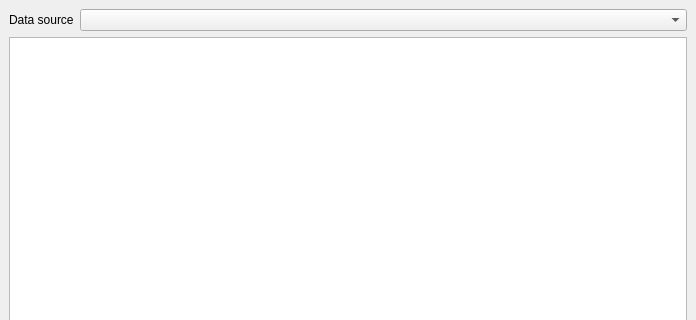
rock-core/tools-roby, file lib/roby/log/gui/relations.ui: the form before one commit; both pictures show x 0 to 696 and y 0 to 320 of the 696 by 525 pixel window.
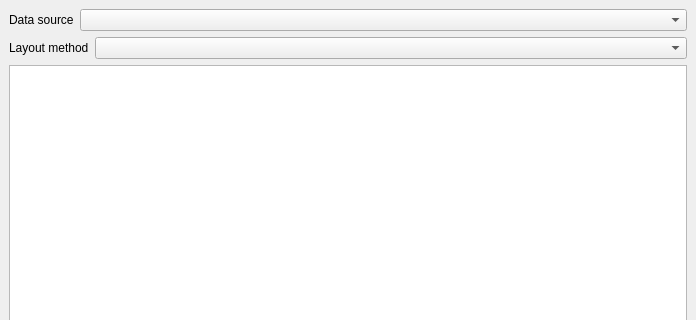
The form after the commit.

Commit message: [log] more relation display fixes   Allow to change the layout method, and provide an "auto" method. We use   "circo" to render graphs with both task and event relations, use "dot" with a   LR layout to render event graphs and "dot" in TB layout to render task graphs

Patch:
```diff
--- a/lib/roby/log/gui/relations.ui
+++ b/lib/roby/log/gui/relations.ui
@@ -20,14 +20,26 @@
     <number>6</number>
    </property>
    <item>
-    <layout class="QHBoxLayout" >
+    <layout class="QGridLayout" >
      <property name="margin" >
       <number>0</number>
      </property>
      <property name="spacing" >
       <number>6</number>
      </property>
-     <item>
+     <item row="1" column="2" >
+      <widget class="QComboBox" name="layout_method" >
+       <property name="sizePolicy" >
+        <sizepolicy>
+         <hsizetype>3</hsizetype>
+         <vsizetype>0</vsizetype>
+         <horstretch>0</horstretch>
+         <verstretch>0</verstretch>
+        </sizepolicy>
+       </property>
+      </widget>
+     </item>
+     <item row="0" column="0" >
       <widget class="QLabel" name="label" >
        <property name="sizePolicy" >
         <sizepolicy>
@@ -42,7 +54,7 @@
        </property>
       </widget>
      </item>
-     <item>
+     <item row="0" column="1" colspan="2" >
       <widget class="QComboBox" name="source" >
        <property name="sizePolicy" >
         <sizepolicy>
@@ -54,6 +66,21 @@
        </property>
       </widget>
      </item>
+     <item row="1" column="0" colspan="2" >
+      <widget class="QLabel" name="label_2" >
+       <property name="sizePolicy" >
+        <sizepolicy>
+         <hsizetype>1</hsizetype>
+         <vsizetype>5</vsizetype>
+         <horstretch>0</horstretch>
+         <verstretch>0</verstretch>
+        </sizepolicy>
+       </property>
+       <property name="text" >
+        <string>Layout method</string>
+       </property>
+      </widget>
+     </item>
     </layout>
    </item>
    <item>
```
The commit also changes 6 other files.
